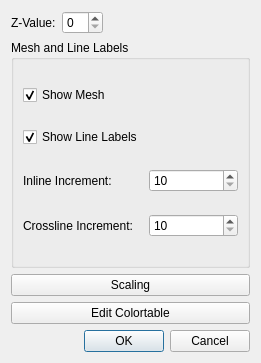
Qt form Viewer2D/griditemconfigdialog.ui (fsoos74/su) before a commit.
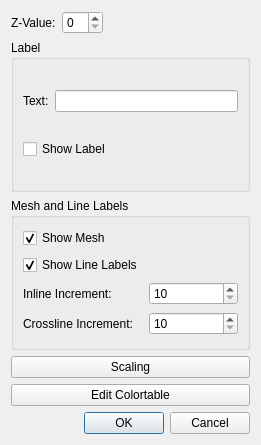
The same form after that commit.

Commit message: -improved colorbar subwindow -better colorbarwidget/griditem/volumeitem connection -added label to grid/volume ites in mapviewer

Diff of the .ui file:
```diff
--- a/Viewer2D/griditemconfigdialog.ui
+++ b/Viewer2D/griditemconfigdialog.ui
@@ -7,7 +7,7 @@
     <x>0</x>
     <y>0</y>
     <width>261</width>
-    <height>363</height>
+    <height>445</height>
    </rect>
   </property>
   <property name="windowTitle">
@@ -41,6 +41,32 @@
      </item>
     </layout>
    </item>
+   <item>
+    <widget class="QGroupBox" name="groupBox">
+     <property name="title">
+      <string>Label</string>
+     </property>
+     <layout class="QGridLayout" name="gridLayout">
+      <item row="0" column="0">
+       <widget class="QLabel" name="label_2">
+        <property name="text">
+         <string>Text:</string>
+        </property>
+       </widget>
+      </item>
+      <item row="0" column="1">
+       <widget class="QLineEdit" name="leLabel"/>
+      </item>
+      <item row="1" column="0" colspan="2">
+       <widget class="QCheckBox" name="cbLabel">
+        <property name="text">
+         <string>Show Label</string>
+        </property>
+       </widget>
+      </item>
+     </layout>
+    </widget>
+   </item>
    <item>
     <widget class="QGroupBox" name="groupBox_2">
      <property name="title">
```
The commit also changes 9 other files.
